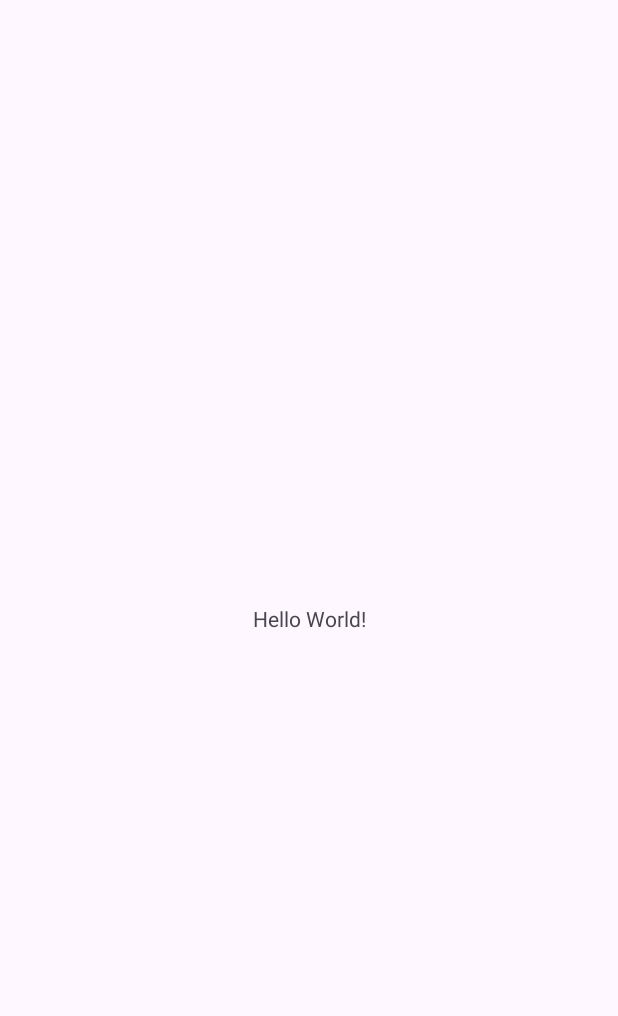
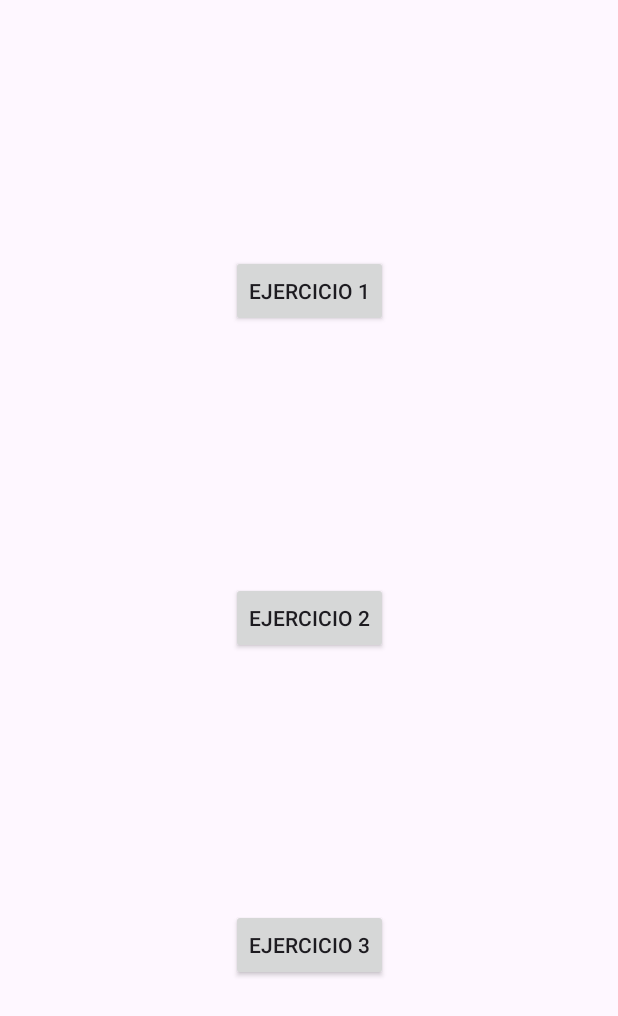
Before and after one commit to bakaruu/Seminario3_DI, an Android app: the screen it shows after launch (MainActivity), on a phone screen of 412 x 824 dp. Before the commit the part shown is almost empty. Shown: the top 1016 px of the screen. Run offline under Robolectric (Android 15) with nearby library versions, the phone set to English and light mode, and no system bars.

```diff
--- a/app/build.gradle
+++ b/app/build.gradle
@@ -30,6 +30,10 @@ android {
     kotlinOptions {
         jvmTarget = '1.8'
     }
+
+    viewBinding {
+        enabled = true
+    }
 }
 
 dependencies {
--- a/app/src/main/AndroidManifest.xml
+++ b/app/src/main/AndroidManifest.xml
@@ -21,6 +21,11 @@
                 <category android:name="android.intent.category.LAUNCHER" />
             </intent-filter>
         </activity>
+
+        <activity
+            android:name=".Ejercicio1"
+            android:exported="false">
+            </activity>
     </application>
 
 </manifest>
--- a/app/src/main/java/com/example/seminario3_di/MainActivity.kt
+++ b/app/src/main/java/com/example/seminario3_di/MainActivity.kt
@@ -1,11 +1,27 @@
 package com.example.seminario3_di
 
+import android.content.Intent
 import androidx.appcompat.app.AppCompatActivity
 import android.os.Bundle
+import android.widget.Button
+import com.example.seminario3_di.databinding.ActivityMainBinding
 
 class MainActivity : AppCompatActivity() {
+
+    private lateinit var btmEjercicio1: Button
+    private lateinit var binding: ActivityMainBinding
     override fun onCreate(savedInstanceState: Bundle?) {
         super.onCreate(savedInstanceState)
-        setContentView(R.layout.activity_main)
+        binding = ActivityMainBinding.inflate(layoutInflater)
+        setContentView(binding.root)
+
+
+        btmEjercicio1 = binding.btnEjercicio1
+        binding.btnEjercicio1.setOnClickListener {
+            val intent = Intent(this, Ejercicio1::class.java)
+            startActivity(intent)
+        }
     }
+
+
 }
--- a/app/src/main/res/layout/activity_main.xml
+++ b/app/src/main/res/layout/activity_main.xml
@@ -6,13 +6,39 @@
     android:layout_height="match_parent"
     tools:context=".MainActivity">
 
-    <TextView
+    <androidx.appcompat.widget.AppCompatButton
+        android:id="@+id/btnEjercicio1"
         android:layout_width="wrap_content"
         android:layout_height="wrap_content"
-        android:text="Hello World!"
-        app:layout_constraintBottom_toBottomOf="parent"
+        android:text="Ejercicio 1"
         app:layout_constraintEnd_toEndOf="parent"
         app:layout_constraintStart_toStartOf="parent"
-        app:layout_constraintTop_toTopOf="parent" />
+        app:layout_constraintTop_toTopOf="parent"
+        app:layout_constraintBottom_toTopOf="@+id/btnEjercicio2"
+
+
+        />
+
+    <androidx.appcompat.widget.AppCompatButton
+        android:id="@+id/btnEjercicio2"
+        android:layout_width="wrap_content"
+        android:layout_height="wrap_content"
+        android:text="Ejercicio 2"
+        app:layout_constraintEnd_toEndOf="parent"
+        app:layout_constraintStart_toStartOf="parent"
+        app:layout_constraintTop_toBottomOf="@+id/btnEjercicio1"
+        app:layout_constraintBottom_toTopOf="@+id/btnEjercicio3"
+        />
+
+    <androidx.appcompat.widget.AppCompatButton
+        android:id="@+id/btnEjercicio3"
+        android:layout_width="wrap_content"
+        android:layout_height="wrap_content"
+        android:text="Ejercicio 3"
+        app:layout_constraintEnd_toEndOf="parent"
+        app:layout_constraintStart_toStartOf="parent"
+        app:layout_constraintTop_toBottomOf="@+id/btnEjercicio2"
+        app:layout_constraintBottom_toBottomOf="parent"
+        />
 
 </androidx.constraintlayout.widget.ConstraintLayout>
```
Also changed, not shown: app/src/main/java/com/example/seminario3_di/Ejercicio1.kt (added, +60 -0 lines), app/src/main/res/layout/activity_ejercicio1.xml (added, +26 -0 lines).
